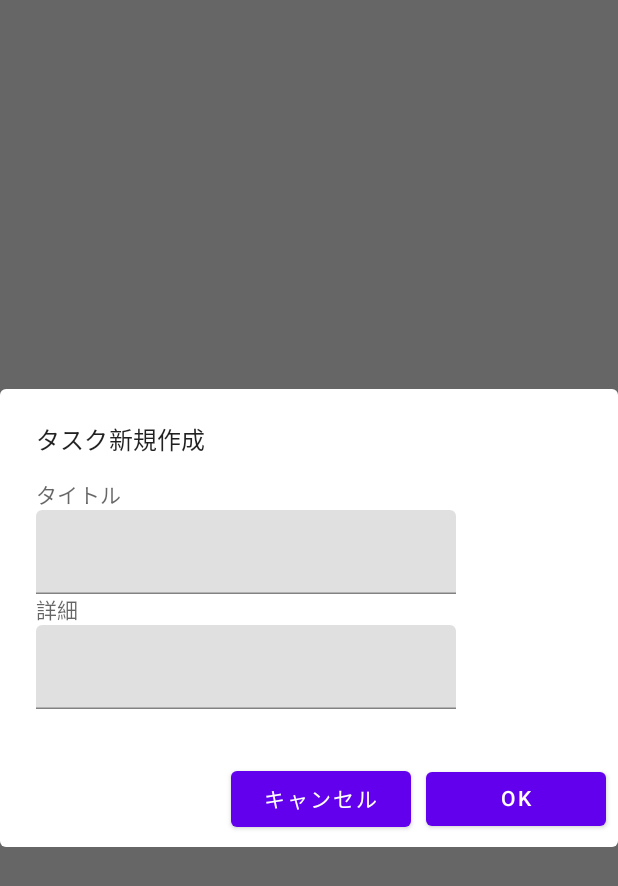
After one commit to guppe/jetpack-todo-udemy, an Android app built with Jetpack Compose: the composable EditDialog shown on its own in the app's theme, on a phone screen of 412 x 824 dp. The commit adds this screen. Shown: the top 886 px of the screen. Run offline under Robolectric (Android 15) with nearby library versions, the phone set to English and light mode, and no system bars; our stand-ins replace Dagger/Hilt's generated code.

Commit message:
ToDoアプリを完成させる

```diff
--- a/app/build.gradle
+++ b/app/build.gradle
@@ -70,6 +70,7 @@ dependencies {
 
     implementation("com.google.dagger:hilt-android:2.44.2")
     kapt("com.google.dagger:hilt-android-compiler:2.44")
+    implementation 'androidx.hilt:hilt-navigation-compose:1.0.0'
 
     implementation "androidx.lifecycle:lifecycle-viewmodel:2.5.1"
     implementation "androidx.lifecycle:lifecycle-viewmodel-ktx:2.5.1"
--- /dev/null
+++ b/app/src/main/java/com/example/jettodoapp/components/EditDialog.kt
@@ -0,0 +1,71 @@
+package com.example.jettodoapp.components
+
+import androidx.compose.foundation.layout.*
+import androidx.compose.material.AlertDialog
+import androidx.compose.material.Button
+import androidx.compose.material.Text
+import androidx.compose.material.TextField
+import androidx.compose.runtime.Composable
+import androidx.compose.runtime.DisposableEffect
+import androidx.compose.ui.Modifier
+import androidx.compose.ui.unit.dp
+import androidx.hilt.navigation.compose.hiltViewModel
+import com.example.jettodoapp.MainViewModel
+
+@Composable
+fun EditDialog(
+    viewModel: MainViewModel = hiltViewModel(),
+) {
+    DisposableEffect(Unit) {
+        onDispose {
+            viewModel.resetProperties()
+        }
+    }
+
+    AlertDialog(
+        onDismissRequest = { viewModel.isShowDialog = false },
+        title = { Text(text = if (viewModel.isEditing) "タスク更新" else "タスク新規作成") },
+        text = {
+               Column() {
+                   Text(text = "タイトル")
+                   TextField(
+                       value = viewModel.title,
+                       onValueChange = { viewModel.title = it }
+                   )
+                   Text(text = "詳細")
+                   TextField(
+                       value = viewModel.description,
+                       onValueChange = { viewModel.description = it }
+                   )
+               }
+        },
+        buttons = {
+                  Row(
+                      modifier = Modifier.padding(8.dp),
+                      horizontalArrangement = Arrangement.Center
+                  ) {
+                      Spacer(modifier = Modifier.weight(1f))
+                      Button(
+                          modifier = Modifier.width(120.dp),
+                          onClick = { viewModel.isShowDialog = false }
+                      ) {
+                          Text(text = "キャンセル")
+                      }
+                      Spacer(modifier = Modifier.width(10.dp))
+                      Button(
+                          modifier = Modifier.width(120.dp),
+                          onClick = {
+                              viewModel.isShowDialog = false
+                              if (viewModel.isEditing) {
+                                  viewModel.updateTask()
+                              } else {
+                                  viewModel.createTask()
+                              }
+                          }
+                      ) {
+                          Text(text = "OK")
+                      }
+                  }
+        },
+    )
+}
```
Also changed, not shown: app/src/main/java/com/example/jettodoapp/MainActivity.kt (+34 -3 lines), app/src/main/java/com/example/jettodoapp/MainViewModel.kt (added, +62 -0 lines), app/src/main/java/com/example/jettodoapp/components/TaskList.kt (added, +23 -0 lines), app/src/main/java/com/example/jettodoapp/components/TaskRow.kt (added, +57 -0 lines).
